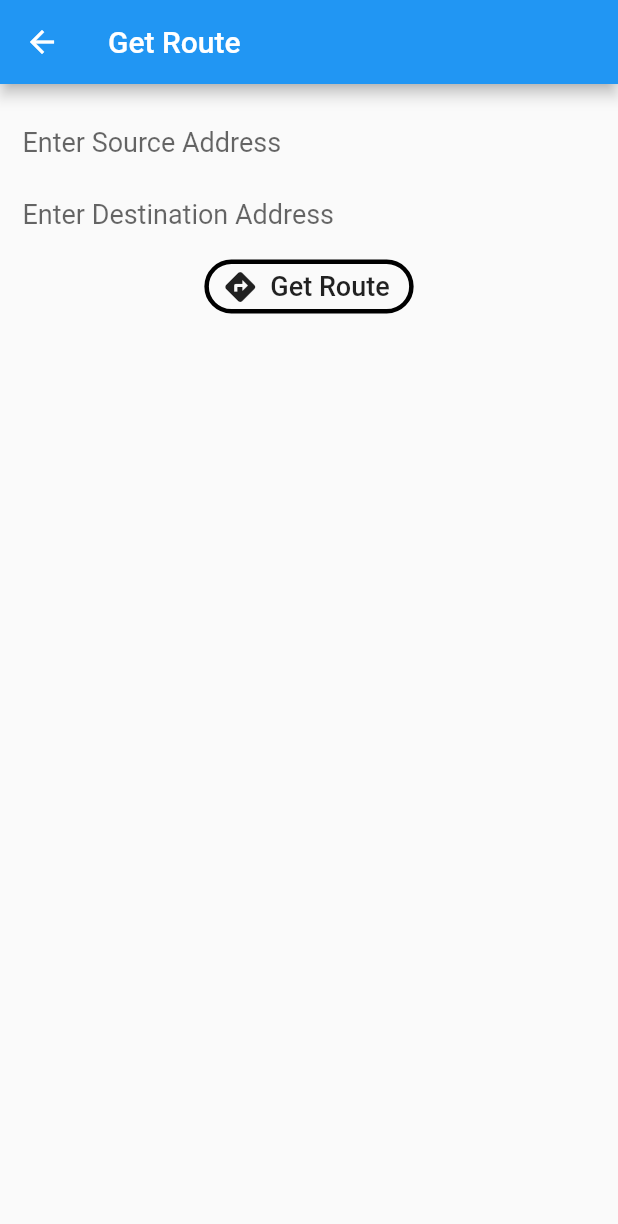
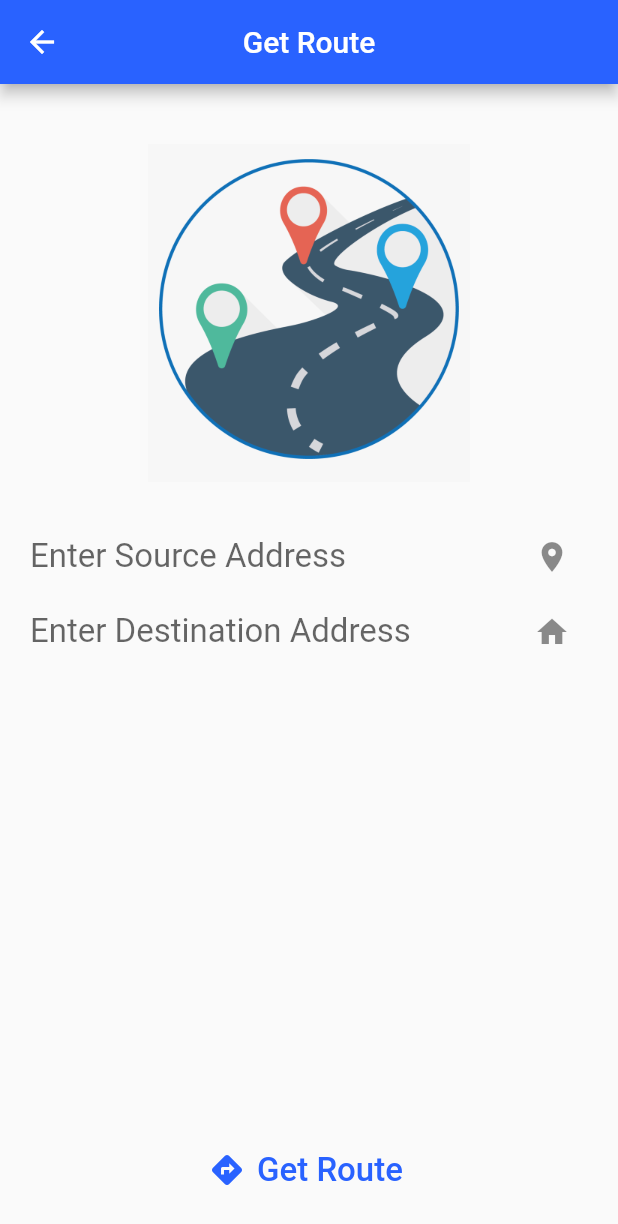
Before and after one commit to vinx-2105/cognia, a Flutter app: the GetRoute screen opened by its route, on a phone screen of 412 x 824 dp. Shown: the top 1224 px of the screen. Run offline on Flutter 3.47's test engine with Material 2 defaults, Android fonts, the phone set to English and light mode, and no system bars; our stand-ins replace email_validator, flip_card, flutter_spinkit, fluttertoast, geolocator, google_maps_flutter and 2 more; missing offline and left inert: flutter_polyline_points; accounts and stored records are empty.

Commit message:
update location features and ui

```diff
--- a/frontend/cognia_app/lib/location/getRoute.dart
+++ b/frontend/cognia_app/lib/location/getRoute.dart
@@ -14,6 +14,8 @@ class _GetRouteState extends State<GetRoute> {
 
   final sourceField = TextEditingController();
   final destField = TextEditingController();
+
+  final homeAddress = "IIT Ropar";
 
   Geolocator geolocator = Geolocator();
 
@@ -33,8 +35,16 @@ class _GetRouteState extends State<GetRoute> {
   );
 
   void getRoute () async {
-    List<Placemark> sourcePlacemark = await geolocator.placemarkFromAddress(sourceField.text);
-    List<Placemark> destPlacemark = await geolocator.placemarkFromAddress(destField.text);
+    List<Placemark> sourcePlacemark = null;
+    if(sourceField.text == "Current Location"){
+      Position position = await Geolocator().getCurrentPosition(desiredAccuracy: LocationAccuracy.best);
+      sourcePlacemark = await Geolocator().placemarkFromCoordinates(position.latitude,position.longitude);
+    }
+    else{
+      sourcePlacemark = await geolocator.placemarkFromAddress(sourceField.text);
+    }
+
+    List<Placemark> destPlacemark = await geolocator.placemarkFromAddress(destField.text == "Home" ? homeAddress : destField.text);
 
     _markers.add(Marker(
         markerId: MarkerId('sourcePin'),
@@ -48,10 +58,14 @@ class _GetRouteState extends State<GetRoute> {
         // icon: destinationIcon
     ));
 
+    print(sourcePlacemark[0].position.latitude);
+    print(sourcePlacemark[0].position.longitude);
+    print(destPlacemark[0].position.latitude);
+    print(destPlacemark[0].position.longitude);
     List<PointLatLng> result = [];
     try {
       result = await polylinePoints.getRouteBetweenCoordinates(
-          "AIzaSyCU3YuZYey8FVf2-21iWhGxrrLESYy_zxo",
+          "AIzaSyDhNd9rHWBNf-2j1ev3YROuccznXcV9FfA",
           sourcePlacemark[0].position.latitude,
           sourcePlacemark[0].position.longitude,
           destPlacemark[0].position.latitude,
@@ -86,28 +100,37 @@ class _GetRouteState extends State<GetRoute> {
   void initState() {
     super.initState();
 
-    _childWidget = Padding(
-        padding: EdgeInsets.all(15.0),
-        child: Column(
-
+    _childWidget = Column(
+      mainAxisAlignment: MainAxisAlignment.spaceBetween,
+      crossAxisAlignment: CrossAxisAlignment.center,
       children: <Widget>[
+        Column(
+          mainAxisAlignment: MainAxisAlignment.center,
+          crossAxisAlignment: CrossAxisAlignment.center,
+          children: <Widget>[
+            Image.asset('assets/images/route_icon.png', scale: 4,),
+            SizedBox(height: 25,),
             TextField(
                 controller: sourceField,
                 decoration: InputDecoration(
                   border: InputBorder.none,
                   hintText: 'Enter Source Address',
-                  hintStyle: TextStyle(fontSize: 18),
+                  hintStyle: TextStyle(fontSize: 22),
+                  suffixIcon: IconButton(icon: Icon(Icons.location_on), onPressed: () {sourceField.text = "Current Location";})
                 ),
-              style: TextStyle(fontSize: 18),
+              style: TextStyle(fontSize: 22),
             ),
             TextField(
               controller: destField,
               decoration: InputDecoration(
                 border: InputBorder.none,
                 hintText: 'Enter Destination Address',
-                hintStyle: TextStyle(fontSize: 18),
+                hintStyle: TextStyle(fontSize: 22),
+                  suffixIcon: IconButton(icon: Icon(Icons.home), onPressed: () {destField.text = "Home";})
               ),
-              style: TextStyle(fontSize: 18),
+              style: TextStyle(fontSize: 22),
+            ),
+          ],
         ),
         FlatButton.icon(
           onPressed: () {
@@ -119,12 +142,10 @@ class _GetRouteState extends State<GetRoute> {
               );
             });
           },
-              icon: Icon(Icons.directions),
-              label: Text('Get Route', style: TextStyle(fontSize: 18),),
-              shape: btnShape,
+          icon: Icon(Icons.directions, color: Colors.blueAccent[700],),
+          label: Text('Get Route', style: TextStyle(fontSize: 22, color: Colors.blueAccent[700],),),
         ),
       ],
-        ),
     );
   }
 
@@ -133,8 +154,12 @@ class _GetRouteState extends State<GetRoute> {
     return Scaffold(
       appBar: AppBar(
         title: Text('Get Route'),
+        centerTitle: true,
+        backgroundColor: Colors.blueAccent[700],
       ),
       body: Container(
+          padding: EdgeInsets.fromLTRB(20.0,40,20.0,20.0),
+          width: MediaQuery.of(context).size.width,
           child: _childWidget
       ),
     );
--- a/frontend/cognia_app/lib/location/userLocation.dart
+++ b/frontend/cognia_app/lib/location/userLocation.dart
@@ -10,7 +10,7 @@ class CurrentLocation extends StatelessWidget {
     void getCurrentLocation() async{
       Position position = await Geolocator().getCurrentPosition(desiredAccuracy: LocationAccuracy.best);
       List<Placemark> placemark = await Geolocator().placemarkFromCoordinates(position.latitude,position.longitude);
-      Navigator.pushReplacementNamed(context, '/showLocation', arguments: {'placemark': placemark[0]});
+      Navigator.pushReplacementNamed(context, '/map', arguments: {'placemark': placemark[0]});
 
     }
 
--- a/frontend/cognia_app/lib/main.dart
+++ b/frontend/cognia_app/lib/main.dart
@@ -11,6 +11,7 @@ import 'home/SignUpForm.dart';
 import 'home/SignInForm.dart';
 
 //profile
+import 'location/alertCaretaker.dart';
 import 'profile/UpdateProfileForm.dart';
 import 'profile/ProfilePage.dart';
 import 'profile/AddCaretakerForm.dart';
@@ -44,7 +45,8 @@ class MyApp extends StatelessWidget {
   @override
   Widget build(BuildContext context) {
     return MaterialApp(
-      initialRoute: '/patientHome', // Remove this to make login Page home
+      debugShowCheckedModeBanner: false,
+      initialRoute: '/locationHome', // Remove this to make login Page home
       routes: {
         '/': (context)=>FirstPage(),
         '/about': (context)=>About(),
@@ -70,6 +72,7 @@ class MyApp extends StatelessWidget {
         '/locationHome' : (context) => LocationHome(),
         '/userLocation': (context) => CurrentLocation(),
         '/monitorPath' : (context) => MonitorPath(),
+        '/alertCaretaker': (context) => AlertCaretaker(),
         '/locate': (context) => Locate(),
         '/showLocation': (context) => ShowLocation(),
         '/setHome': (context) => SetHome(),
--- a/frontend/cognia_app/pubspec.yaml
+++ b/frontend/cognia_app/pubspec.yaml
@@ -53,6 +53,8 @@ flutter:
   assets:
     - assets/images/cognia_logo.png
     - assets/images/google_logo.png
+    - assets/images/house_icon.png
+    - assets/images/route_icon.png
 
 
   # An image asset can refer to one or more resolution-specific "variants", see
```
Also changed, not shown: frontend/cognia_app/lib/location/alertCaretaker.dart (added, +38 -0 lines), frontend/cognia_app/lib/location/locationHome.dart (+47 -49 lines), frontend/cognia_app/lib/location/monitorPath.dart (+7 -5 lines), frontend/cognia_app/lib/location/setHome.dart (+61 -1 lines), frontend/cognia_app/assets/images/appBg1.jpg (deleted), frontend/cognia_app/assets/images/house_icon.png (added), frontend/cognia_app/assets/images/route_icon.png (added), frontend/cognia_app/pubspec.lock, 1 other file. Lines whose indentation alone changed are shown as unchanged.
